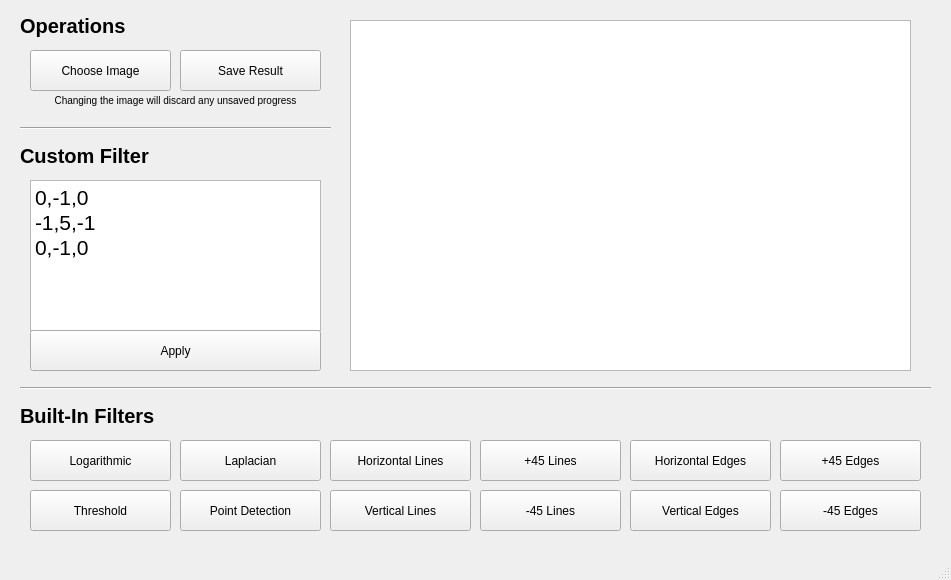
Qt form application.ui (izzat-najah-edu/image-segmentor) before a commit.
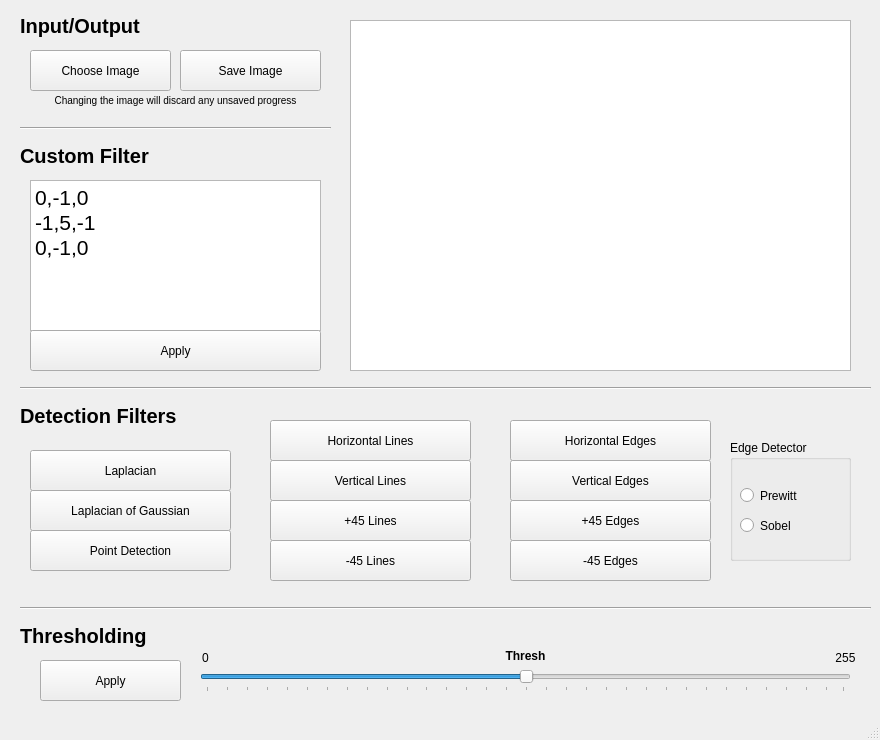
The same form after that commit. Icons and pictures are not drawn.

Commit message: Complete implementation for all filters and event handlers. UI redesign.

The edit to the form file:
```diff
--- a/application.ui
+++ b/application.ui
@@ -6,8 +6,8 @@
    <rect>
     <x>0</x>
     <y>0</y>
-    <width>951</width>
-    <height>580</height>
+    <width>880</width>
+    <height>740</height>
    </rect>
   </property>
   <property name="cursor">
@@ -53,7 +53,7 @@
      </rect>
     </property>
     <property name="text">
-     <string>Save Result</string>
+     <string>Save Image</string>
     </property>
    </widget>
    <widget class="QLabel" name="label">
@@ -117,8 +117,8 @@
     <property name="geometry">
      <rect>
       <x>20</x>
-      <y>400</y>
-      <width>281</width>
+      <y>620</y>
+      <width>151</width>
       <height>31</height>
      </rect>
     </property>
@@ -126,7 +126,7 @@
      <string notr="true">font-weight: bold; font-size: 20px;</string>
     </property>
     <property name="text">
-     <string>Built-In Filters</string>
+     <string>Thresholding</string>
     </property>
    </widget>
    <widget class="QLabel" name="label_4">
@@ -142,7 +142,7 @@
      <string notr="true">font-weight: bold; font-size: 20px;</string>
     </property>
     <property name="text">
-     <string>Operations</string>
+     <string>Input/Output</string>
     </property>
    </widget>
    <widget class="Line" name="line">
@@ -163,7 +163,7 @@
      <rect>
       <x>20</x>
       <y>380</y>
-      <width>911</width>
+      <width>851</width>
       <height>16</height>
      </rect>
     </property>
@@ -188,34 +188,34 @@
     <property name="geometry">
      <rect>
       <x>30</x>
-      <y>440</y>
-      <width>141</width>
+      <y>490</y>
+      <width>201</width>
       <height>41</height>
      </rect>
     </property>
     <property name="text">
-     <string>Logarithmic</string>
+     <string>Laplacian of Gaussian</string>
     </property>
    </widget>
    <widget class="QPushButton" name="btnFilterThreshold">
     <property name="geometry">
      <rect>
-      <x>30</x>
-      <y>490</y>
+      <x>40</x>
+      <y>660</y>
       <width>141</width>
       <height>41</height>
      </rect>
     </property>
     <property name="text">
-     <string>Threshold</string>
+     <string>Apply</string>
     </property>
    </widget>
    <widget class="QPushButton" name="btnFilterLaplacian">
     <property name="geometry">
      <rect>
-      <x>180</x>
-      <y>440</y>
-      <width>141</width>
+      <x>30</x>
+      <y>450</y>
+      <width>201</width>
       <height>41</height>
      </rect>
     </property>
@@ -226,9 +226,9 @@
    <widget class="QPushButton" name="btnFilterPointDetection">
     <property name="geometry">
      <rect>
-      <x>180</x>
-      <y>490</y>
-      <width>141</width>
+      <x>30</x>
+      <y>530</y>
+      <width>201</width>
       <height>41</height>
      </rect>
     </property>
@@ -239,9 +239,9 @@
    <widget class="QPushButton" name="btnFilterVerticalLines">
     <property name="geometry">
      <rect>
-      <x>330</x>
-      <y>490</y>
-      <width>141</width>
+      <x>270</x>
+      <y>460</y>
+      <width>201</width>
       <height>41</height>
      </rect>
     </property>
@@ -252,9 +252,9 @@
    <widget class="QPushButton" name="btnFilterP45Lines">
     <property name="geometry">
      <rect>
-      <x>480</x>
-      <y>440</y>
-      <width>141</width>
+      <x>270</x>
+      <y>500</y>
+      <width>201</width>
       <height>41</height>
      </rect>
     </property>
@@ -265,9 +265,9 @@
    <widget class="QPushButton" name="btnFilterM45Lines">
     <property name="geometry">
      <rect>
-      <x>480</x>
-      <y>490</y>
-      <width>141</width>
+      <x>270</x>
+      <y>540</y>
+      <width>201</width>
       <height>41</height>
      </rect>
     </property>
@@ -278,9 +278,9 @@
    <widget class="QPushButton" name="btnFilterHorizontalLines">
     <property name="geometry">
      <rect>
-      <x>330</x>
-      <y>440</y>
-      <width>141</width>
+      <x>270</x>
+      <y>420</y>
+      <width>201</width>
       <height>41</height>
      </rect>
     </property>
@@ -291,9 +291,9 @@
    <widget class="QPushButton" name="btnFilterVerticalEdges">
     <property name="geometry">
      <rect>
-      <x>630</x>
-      <y>490</y>
-      <width>141</width>
+      <x>510</x>
+      <y>460</y>
+      <width>201</width>
       <height>41</height>
      </rect>
     </property>
@@ -304,9 +304,9 @@
    <widget class="QPushButton" name="btnFilterP45Edges">
     <property name="geometry">
      <rect>
-      <x>780</x>
-      <y>440</y>
-      <width>141</width>
+      <x>510</x>
+      <y>500</y>
+      <width>201</width>
       <height>41</height>
      </rect>
     </property>
@@ -317,9 +317,9 @@
    <widget class="QPushButton" name="btnFilterM45Edges">
     <property name="geometry">
      <rect>
-      <x>780</x>
-      <y>490</y>
-      <width>141</width>
+      <x>510</x>
+      <y>540</y>
+      <width>201</width>
       <height>41</height>
      </rect>
     </property>
@@ -330,9 +330,9 @@
    <widget class="QPushButton" name="btnFilterHorizontalEdges">
     <property name="geometry">
      <rect>
-      <x>630</x>
-      <y>440</y>
-      <width>141</width>
+      <x>510</x>
+      <y>420</y>
+      <width>201</width>
       <height>41</height>
      </rect>
     </property>
@@ -345,7 +345,7 @@
      <rect>
       <x>350</x>
       <y>20</y>
-      <width>561</width>
+      <width>501</width>
       <height>351</height>
      </rect>
     </property>
@@ -353,6 +353,150 @@
      <string notr="true"/>
     </property>
    </widget>
+   <widget class="QLabel" name="label_5">
+    <property name="geometry">
+     <rect>
+      <x>20</x>
+      <y>400</y>
+      <width>281</width>
+      <height>31</height>
+     </rect>
+    </property>
+    <property name="styleSheet">
+     <string notr="true">font-weight: bold; font-size: 20px;</string>
+    </property>
+    <property name="text">
+     <string>Detection Filters</string>
+    </property>
+   </widget>
+   <widget class="Line" name="line_4">
+    <property name="geometry">
+     <rect>
+      <x>20</x>
+      <y>600</y>
+      <width>851</width>
+      <height>16</height>
+     </rect>
+    </property>
+    <property name="orientation">
+     <enum>Qt::Horizontal</enum>
+    </property>
+   </widget>
+   <widget class="QSlider" name="sliderThreshold">
+    <property name="geometry">
+     <rect>
+      <x>200</x>
+      <y>670</y>
+      <width>651</width>
+      <height>22</height>
+     </rect>
+    </property>
+    <property name="maximum">
+     <number>255</number>
+    </property>
+    <property name="value">
+     <number>128</number>
+    </property>
+    <property name="orientation">
+     <enum>Qt::Horizontal</enum>
+    </property>
+    <property name="tickPosition">
+     <enum>QSlider::TicksBelow</enum>
+    </property>
+    <property name="tickInterval">
+     <number>8</number>
+    </property>
+   </widget>
+   <widget class="QLabel" name="label_6">
+    <property name="geometry">
+     <rect>
+      <x>190</x>
+      <y>650</y>
+      <width>31</width>
+      <height>16</height>
+     </rect>
+    </property>
+    <property name="text">
+     <string>0</string>
+    </property>
+    <property name="alignment">
+     <set>Qt::AlignCenter</set>
+    </property>
+   </widget>
+   <widget class="QLabel" name="label_7">
+    <property name="geometry">
+     <rect>
+      <x>830</x>
+      <y>650</y>
+      <width>31</width>
+      <height>16</height>
+     </rect>
+    </property>
+    <property name="text">
+     <string>255</string>
+    </property>
+    <property name="alignment">
+     <set>Qt::AlignCenter</set>
+    </property>
+   </widget>
+   <widget class="QLabel" name="label_8">
+    <property name="geometry">
+     <rect>
+      <x>490</x>
+      <y>640</y>
+      <width>71</width>
+      <height>31</height>
+     </rect>
+    </property>
+    <property name="styleSheet">
+     <string notr="true">font-weight: bold</string>
+    </property>
+    <property name="text">
+     <string>Thresh</string>
+    </property>
+    <property name="alignment">
+     <set>Qt::AlignCenter</set>
+    </property>
+   </widget>
+   <widget class="QGroupBox" name="groupBox">
+    <property name="geometry">
+     <rect>
+      <x>730</x>
+      <y>440</y>
+      <width>121</width>
+      <height>121</height>
+     </rect>
+    </property>
+    <property name="title">
+     <string>Edge Detector</string>
+    </property>
+    <widget class="QRadioButton" name="radioEdgeDetectorSobel">
+     <property name="geometry">
+      <rect>
+       <x>10</x>
+       <y>70</y>
+       <width>101</width>
+       <height>31</height>
+      </rect>
+     </property>
+     <property name="text">
+      <string>Sobel</string>
+     </property>
+    </widget>
+    <widget class="QRadioButton" name="radioEdgeDetectorPrewitt">
+     <property name="geometry">
+      <rect>
+       <x>10</x>
+       <y>40</y>
+       <width>101</width>
+       <height>31</height>
+      </rect>
+     </property>
+     <property name="text">
+      <string>Prewitt</string>
+     </property>
+    </widget>
+   </widget>
   </widget>
   <widget class="QMenuBar" name="menubar">
    <property name="geometry">
```
Left out of the diff: 6 changed lines with no effect on the pictures. The commit also changes 2 other files.
